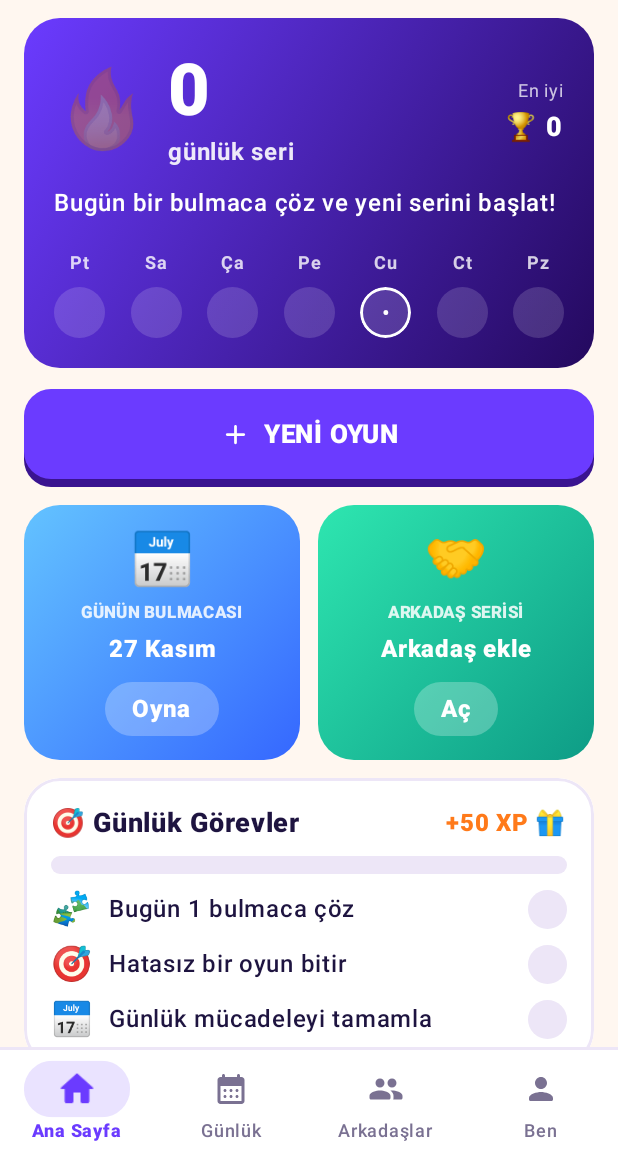
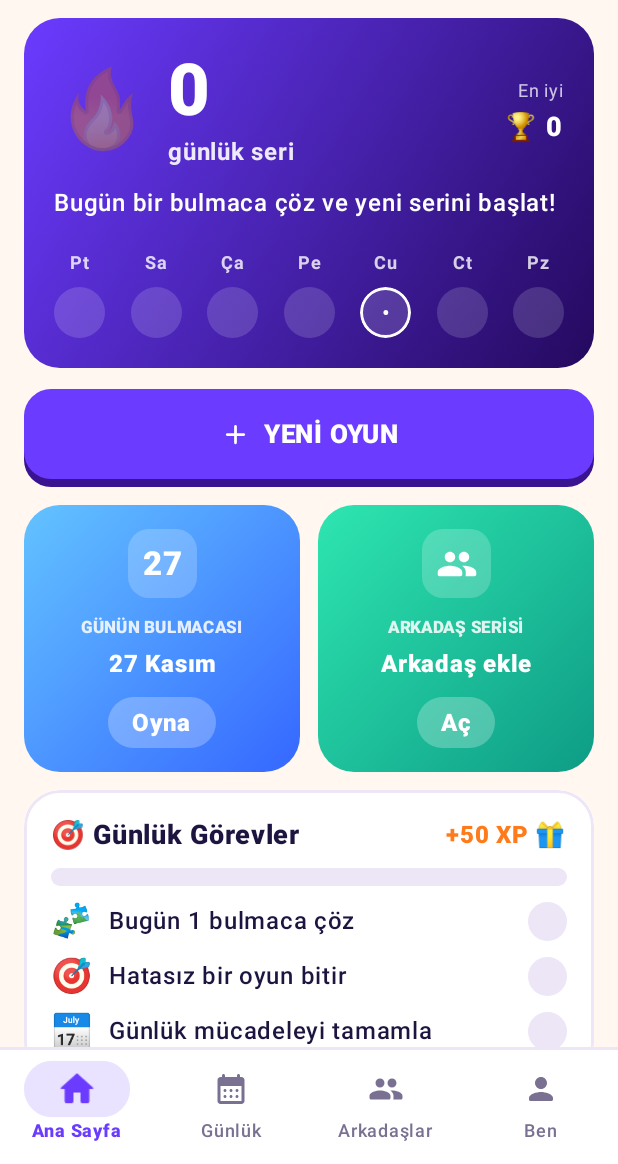
Before and after one commit to sahinibrahim/SudoFlame, an Android app built with Jetpack Compose: the HomeScreen screen opened through its navigation route, on a phone screen of 412 x 824 dp, the part 72-1236 px from its top. Run offline under Robolectric (Android 15) with nearby library versions, the phone set to English and light mode, and no system bars; our stand-ins replace AdMob, Firebase (no records; nobody signed in at launch, a user with empty details on screens opened directly); pictures from the network do not load; 4 statements that could not run were skipped.

Commit message:
Ana sayfa kartları: sabit yükseklikli buton, doğru tarihli takvim rozeti
- 'Tamamlandı' yıldızı artık metnin yanında vektör ikon; buton tek satır ve
  sabit 34dp, iki kartın boyu eşit kalıyor.
- 📅 emojisi her zaman 'JUL 17' gösteriyordu; yerine bugünün gününü yazan
  rozet geldi. Arkadaş kartında 🤝 yerine Group ikonu.

Co-Authored-By: Claude Opus 5.5 <noreply@anthropic.com>
Claude-Session: https://claude.ai/code/session_0128KXLdJF3sbysttvXegVVN

```diff
--- a/app/src/main/java/com/sudoflame/app/ui/screens/HomeScreen.kt
+++ b/app/src/main/java/com/sudoflame/app/ui/screens/HomeScreen.kt
@@ -1,5 +1,9 @@
 package com.sudoflame.app.ui.screens
 
+import androidx.compose.material.icons.rounded.Star
+import androidx.compose.material.icons.rounded.Group
+import androidx.compose.material3.Icon
+import androidx.compose.ui.graphics.vector.ImageVector
 import androidx.compose.material.icons.Icons
 import androidx.compose.material.icons.rounded.SmartDisplay
 import androidx.compose.material.icons.rounded.PlayArrow
@@ -186,17 +190,23 @@ fun HomeScreen(
                     val today = java.time.LocalDate.now()
                     val doneToday = Today.epochDay() in p.dailyDone
                     MiniCard(
-                        Modifier.weight(1f), Brand.skyBrush, "📅", "GÜNÜN BULMACASI",
+                        Modifier.weight(1f), Brand.skyBrush, "GÜNÜN BULMACASI",
                         "${today.dayOfMonth} ${today.month.getDisplayName(TextStyle.FULL, Locale("tr"))}",
-                        if (doneToday) "Tamamlandı ⭐" else "Oyna", onDaily
-                    )
+                        if (doneToday) "Tamamlandı" else "Oyna",
+                        actionIcon = if (doneToday) Icons.Rounded.Star else null, onClick = onDaily,
+                    ) {
+                        // Bugünün gününü gösteren takvim rozeti (emoji sabit "17" gösteriyordu)
+                        Text("${today.dayOfMonth}", color = Color.White, fontWeight = FontWeight.Black, fontSize = 22.sp)
+                    }
                     val fCount = (friends as? FriendState.Ready)?.friends
                     val best = fCount?.maxOfOrNull { it.streak } ?: 0
                     MiniCard(
-                        Modifier.weight(1f), Brand.mintBrush, "🤝", "ARKADAŞ SERİSİ",
+                        Modifier.weight(1f), Brand.mintBrush, "ARKADAŞ SERİSİ",
                         if (fCount.isNullOrEmpty()) "Arkadaş ekle" else "${fCount.size} arkadaş · 🔥$best",
-                        "Aç", onFriends
-                    )
+                        "Aç", onClick = onFriends,
+                    ) {
+                        Icon(Icons.Rounded.Group, contentDescription = null, tint = Color.White, modifier = Modifier.size(28.dp))
+                    }
                 }
 
                 // Günlük görevler
@@ -280,18 +290,31 @@ fun HomeScreen(
 }
 
 @Composable
-private fun MiniCard(modifier: Modifier, brush: Brush, emoji: String, label: String, title: String, action: String, onClick: () -> Unit) {
+private fun MiniCard(
+    modifier: Modifier, brush: Brush, label: String, title: String, action: String,
+    actionIcon: ImageVector? = null, onClick: () -> Unit, badge: @Composable () -> Unit,
+) {
     AppCard(modifier.clickable(onClick = onClick), brush = brush) {
         Column(Modifier.padding(16.dp).fillMaxWidth(), horizontalAlignment = Alignment.CenterHorizontally) {
-            Text(emoji, fontSize = 34.sp)
-            Spacer(Modifier.height(4.dp))
-            Text(label, color = Color.White.copy(alpha = 0.85f), fontSize = 11.sp, fontWeight = FontWeight.Black)
+            Box(
+                Modifier.size(46.dp).clip(RoundedCornerShape(14.dp)).background(Color(0x33FFFFFF)),
+                contentAlignment = Alignment.Center
+            ) { badge() }
+            Spacer(Modifier.height(8.dp))
+            Text(label, color = Color.White.copy(alpha = 0.85f), fontSize = 11.sp, fontWeight = FontWeight.Black, maxLines = 1)
             Text(title, color = Color.White, fontWeight = FontWeight.Black, fontSize = 16.sp, textAlign = TextAlign.Center, maxLines = 1)
             Spacer(Modifier.height(10.dp))
-            Text(
-                action, color = Color.White, fontWeight = FontWeight.Black,
-                modifier = Modifier.clip(RoundedCornerShape(50)).background(Color(0x40FFFFFF)).padding(horizontal = 18.dp, vertical = 6.dp)
-            )
+            // Sabit yükseklikli tek satır buton: metin uzasa da kart boyu değişmez
+            Row(
+                Modifier.height(34.dp).clip(RoundedCornerShape(50)).background(Color(0x40FFFFFF)).padding(horizontal = 16.dp),
+                verticalAlignment = Alignment.CenterVertically
+            ) {
+                Text(action, color = Color.White, fontWeight = FontWeight.Black, maxLines = 1, softWrap = false)
+                if (actionIcon != null) {
+                    Spacer(Modifier.width(4.dp))
+                    Icon(actionIcon, contentDescription = null, tint = Brand.Sun, modifier = Modifier.size(18.dp))
+                }
+            }
         }
     }
 }
```
